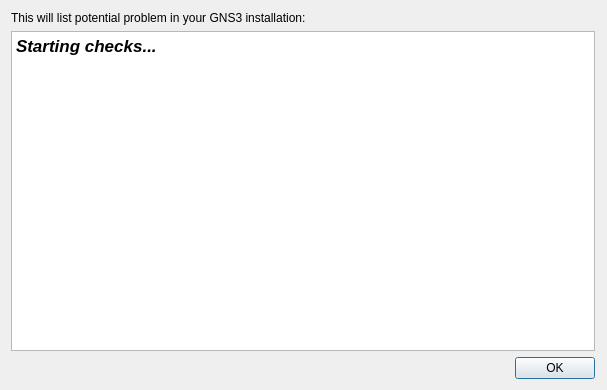
mpplab/MNSS, file gns3/ui/doctor_dialog.ui: the form before one commit.
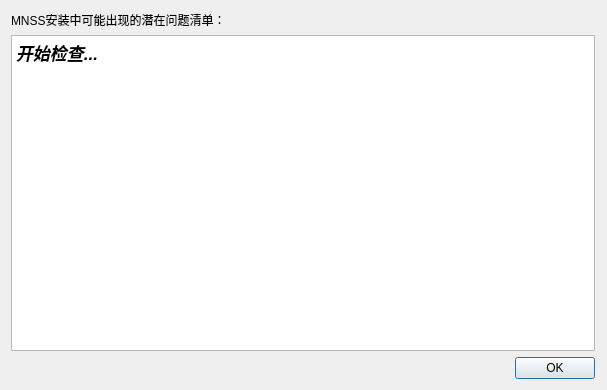
The form after the commit.

Patch:
```diff
--- a/gns3/ui/doctor_dialog.ui
+++ b/gns3/ui/doctor_dialog.ui
@@ -26,7 +26,7 @@
    <item>
     <widget class="QLabel" name="label">
      <property name="text">
-      <string>&lt;html&gt;&lt;head/&gt;&lt;body&gt;&lt;p&gt;This will list potential problem in your GNS3 installation:&lt;/p&gt;&lt;/body&gt;&lt;/html&gt;</string>
+      <string>&lt;html&gt;&lt;head/&gt;&lt;body&gt;&lt;p&gt;MNSS安装中可能出现的潜在问题清单：&lt;/p&gt;&lt;/body&gt;&lt;/html&gt;</string>
      </property>
      <property name="textFormat">
       <enum>Qt::RichText</enum>
@@ -48,8 +48,8 @@
       <string>&lt;!DOCTYPE HTML PUBLIC &quot;-//W3C//DTD HTML 4.0//EN&quot; &quot;http://www.w3.org/TR/REC-html40/strict.dtd&quot;&gt;
 &lt;html&gt;&lt;head&gt;&lt;meta name=&quot;qrichtext&quot; content=&quot;1&quot; /&gt;&lt;style type=&quot;text/css&quot;&gt;
 p, li { white-space: pre-wrap; }
-&lt;/style&gt;&lt;/head&gt;&lt;body style=&quot; font-family:'Ubuntu'; font-size:11pt; font-weight:400; font-style:normal;&quot;&gt;
-&lt;p style=&quot; margin-top:0px; margin-bottom:0px; margin-left:0px; margin-right:0px; -qt-block-indent:0; text-indent:0px;&quot;&gt;&lt;span style=&quot; font-family:'.SF NS Text'; font-size:13pt; font-weight:600; font-style:italic;&quot;&gt;Starting checks...&lt;/span&gt;&lt;/p&gt;&lt;/body&gt;&lt;/html&gt;</string>
+&lt;/style&gt;&lt;/head&gt;&lt;body style=&quot; font-family:'SimSun'; font-size:9pt; font-weight:400; font-style:normal;&quot;&gt;
+&lt;p style=&quot; margin-top:0px; margin-bottom:0px; margin-left:0px; margin-right:0px; -qt-block-indent:0; text-indent:0px;&quot;&gt;&lt;span style=&quot; font-family:'.SF NS Text'; font-size:13pt; font-weight:600; font-style:italic;&quot;&gt;开始检查...&lt;/span&gt;&lt;/p&gt;&lt;/body&gt;&lt;/html&gt;</string>
      </property>
     </widget>
    </item>
```
Left out of the diff: 2 changed lines with no effect on the pictures.
